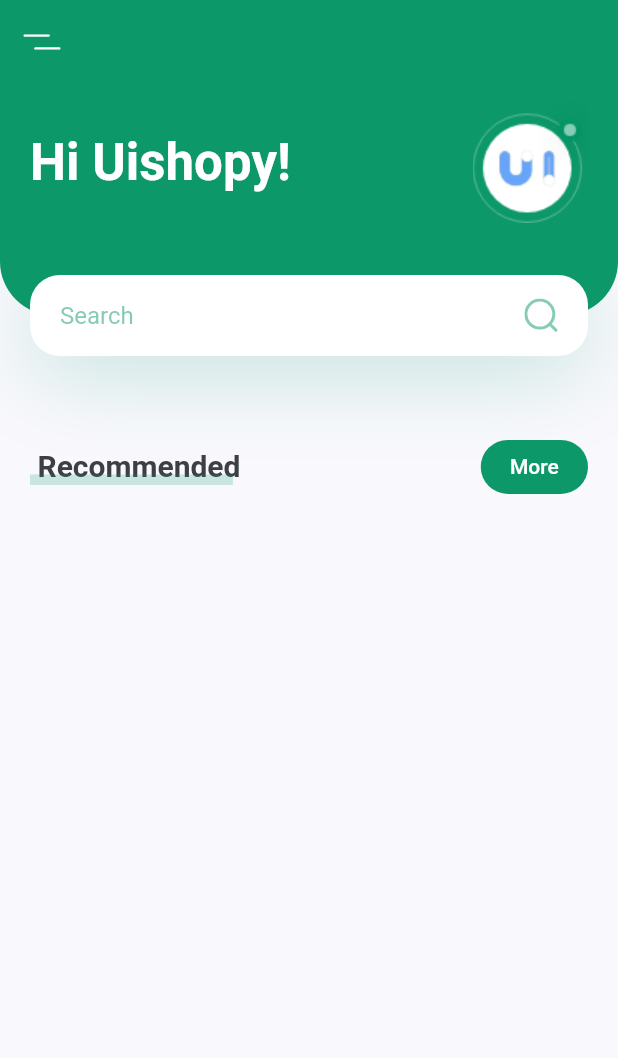
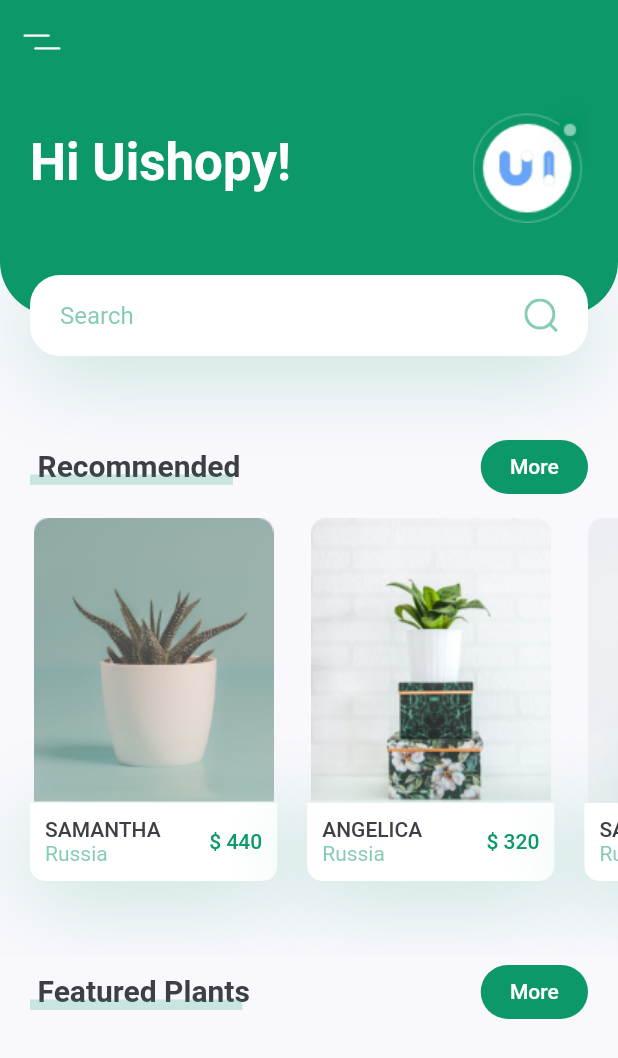
Before and after one commit to Saeed-Sabra/plant_app, a Flutter app: the screen it shows after launch, on a phone screen of 412 x 824 dp. Shown: the top 1058 px of the screen. Run offline on Flutter 3.47's test engine with Material 2 defaults, Android fonts, the phone set to English and light mode, and no system bars; our stand-ins replace flutter_svg.

Commit message:
recommended plants finish

```diff
--- a/lib/screens/home/components/body.dart
+++ b/lib/screens/home/components/body.dart
@@ -2,6 +2,7 @@ import 'package:flutter/material.dart';
 import 'package:flutter_svg/flutter_svg.dart';
 import 'package:plant_app/constants.dart';
 import 'package:plant_app/screens/home/components/header_with_search_box.dart';
+import 'package:plant_app/screens/home/components/recommended_plant.dart';
 import 'package:plant_app/screens/home/components/title_with_more_btn.dart';
 
 class Body extends StatelessWidget {
@@ -9,12 +10,18 @@ class Body extends StatelessWidget {
 
   @override
   Widget build(BuildContext context) {
-    Size size = MediaQuery.of(context).size;
+    Size size = MediaQuery.sizeOf(context);
     return SingleChildScrollView(
       child: Column(
         children: [
           HeaderWithSearchBox(size: size),
           TitleWithMoreBtn(title: "Recommended", press: () {}),
+          const RecommendedPlant(),
+          TitleWithMoreBtn(title: "Featured Plants", press: () {}),
+          // const FeaturedPlants(),
+          // const SizedBox(
+          //   height: kDefaultPadding,
+          // )
         ],
       ),
     );
--- /dev/null
+++ b/lib/screens/home/components/recommended_plant.dart
@@ -0,0 +1,120 @@
+import 'package:flutter/material.dart';
+import 'package:plant_app/constants.dart';
+
+class RecommendedPlant extends StatelessWidget {
+  const RecommendedPlant({
+    super.key,
+  });
+
+  @override
+  Widget build(BuildContext context) {
+    return SingleChildScrollView(
+      scrollDirection: Axis.horizontal,
+      child: Row(
+        children: [
+          RecommendedPlantCard(
+            title: "Samantha",
+            image: "assets/images/image_1.png",
+            country: "Russia",
+            price: 440,
+            press: () {},
+          ),
+          RecommendedPlantCard(
+            title: "Angelica",
+            image: "assets/images/image_2.png",
+            country: "Russia",
+            price: 320,
+            press: () {},
+          ),
+          RecommendedPlantCard(
+            title: "Samantha",
+            image: "assets/images/image_3.png",
+            country: "Russia",
+            price: 250,
+            press: () {},
+          ),
+        ],
+      ),
+    );
+  }
+}
+
+class RecommendedPlantCard extends StatelessWidget {
+  const RecommendedPlantCard({
+    super.key,
+    required this.country,
+    required this.price,
+    required this.image,
+    required this.title,
+    required this.press,
+  });
+
+  final String image, title, country;
+  final int price;
+  final Function press;
+
+  @override
+  Widget build(BuildContext context) {
+    Size size = MediaQuery.sizeOf(context);
+    return GestureDetector(
+      onTap: press(),
+      child: Container(
+        margin: const EdgeInsets.only(
+          left: kDefaultPadding,
+          top: kDefaultPadding / 2,
+          bottom: kDefaultPadding * 2.5,
+        ),
+        width: size.width * 0.4,
+        child: Column(
+          children: [
+            Image.asset(image),
+            Container(
+              padding: const EdgeInsets.all(kDefaultPadding / 2),
+              decoration: BoxDecoration(
+                color: Colors.white,
+                borderRadius: const BorderRadius.only(
+                    bottomLeft: Radius.circular(10),
+                    bottomRight: Radius.circular(10)),
+                boxShadow: [
+                  BoxShadow(
+                    offset: const Offset(0, 10),
+                    blurRadius: 50,
+                    color: kPrimaryColor.withOpacity(0.23),
+                  ),
+                ],
+              ),
+              child: Row(
+                children: [
+                  RichText(
+                    text: TextSpan(
+                      children: [
+                        TextSpan(
+                          text: "$title\n".toUpperCase(),
+                          style: Theme.of(context).textTheme.labelLarge,
+                        ),
+                        TextSpan(
+                          text: country,
+                          style: TextStyle(
+                            color: kPrimaryColor.withOpacity(0.5),
+                          ),
+                        ),
+                      ],
+                    ),
+                  ),
+                  Spacer(),
+                  Text(
+                    "\$ $price",
+                    style: Theme.of(context)
+                        .textTheme
+                        .labelLarge!
+                        .copyWith(color: kPrimaryColor),
+                  ),
+                ],
+              ),
+            ),
+          ],
+        ),
+      ),
+    );
+  }
+}
```
